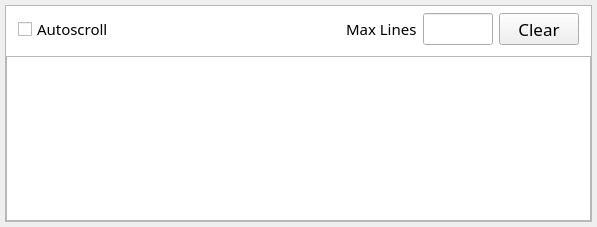
Before: the Qt Designer form src/QSview/resources/console.ui in BCDA-APS/QSview, drawn with Qt 5.
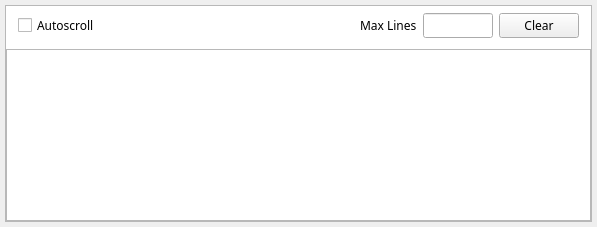
After: the same form once the commit is applied. Icons and pictures are not drawn.

Diff of the .ui file:
```diff
--- a/src/QSview/resources/console.ui
+++ b/src/QSview/resources/console.ui
@@ -37,7 +37,6 @@
      <property name="font">
       <font>
        <family>Menlo</family>
-       <pointsize>9</pointsize>
       </font>
      </property>
      <property name="lineWrapMode">
@@ -61,11 +60,6 @@
       </property>
       <item>
        <widget class="QWidget" name="widget" native="true">
-        <property name="font">
-         <font>
-          <pointsize>9</pointsize>
-         </font>
-        </property>
         <layout class="QHBoxLayout" name="horizontalLayout">
          <property name="leftMargin">
           <number>12</number>
@@ -87,11 +81,6 @@
              <height>20</height>
             </size>
            </property>
-           <property name="font">
-            <font>
-             <pointsize>11</pointsize>
-            </font>
-           </property>
            <property name="text">
             <string>Autoscroll</string>
            </property>
@@ -124,11 +113,6 @@
              <height>20</height>
             </size>
            </property>
-           <property name="font">
-            <font>
-             <pointsize>11</pointsize>
-            </font>
-           </property>
            <property name="text">
             <string>Max Lines</string>
            </property>
@@ -148,11 +132,6 @@
              <height>35</height>
             </size>
            </property>
-           <property name="font">
-            <font>
-             <pointsize>9</pointsize>
-            </font>
-           </property>
           </widget>
          </item>
          <item>
@@ -169,11 +148,6 @@
              <height>35</height>
             </size>
            </property>
-           <property name="font">
-            <font>
-             <pointsize>13</pointsize>
-            </font>
-           </property>
            <property name="text">
             <string>Clear</string>
            </property>
@@ -191,7 +165,6 @@
         <property name="font">
          <font>
           <family>Menlo</family>
-          <pointsize>9</pointsize>
          </font>
         </property>
         <property name="lineWrapMode">
```
